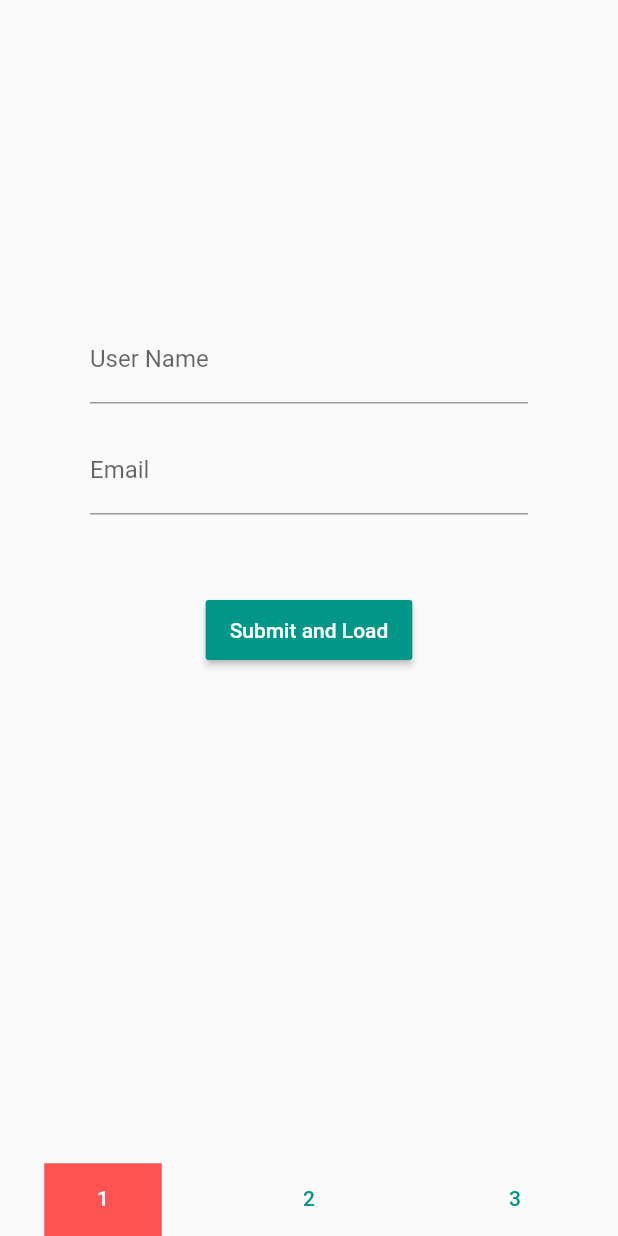
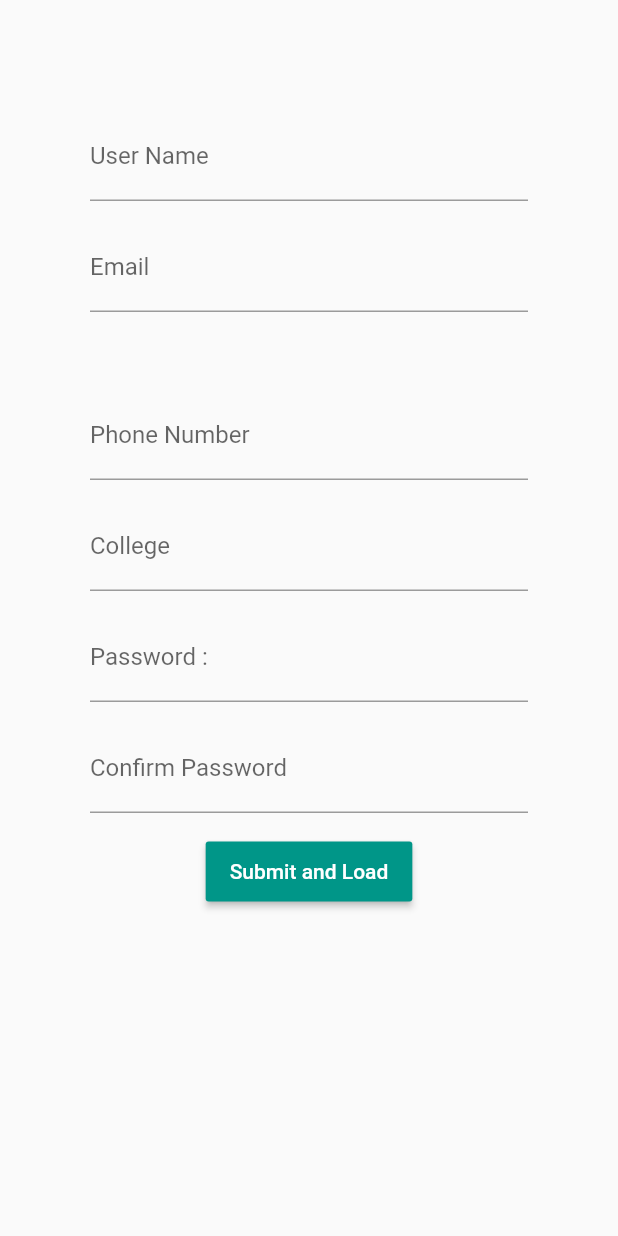
Before and after one commit to TreavVasu/log_and_load, a Flutter app: the screen it shows after launch, after a tap on "New User? Register Here !", on a phone screen of 412 x 824 dp. Run offline on Flutter 3.47's test engine with Material 2 defaults, Android fonts, the phone set to English and light mode, and no system bars; our stand-ins replace chopper, shared_preferences; generated files the repository leaves out were written again; network calls fail.

Commit message:
Bug fixes and UI improvement

```diff
--- a/lib/Register.dart
+++ b/lib/Register.dart
@@ -1,15 +1,12 @@
-import 'dart:core';
-import 'dart:core';
-import 'dart:core';
-import 'dart:core';
 import 'dart:core';
 
-import 'package:meta/dart2js.dart';
 import 'package:flutter/cupertino.dart';
 import 'package:flutter/material.dart';
 import 'package:shared_preferences/shared_preferences.dart';
 
-void main()=>runApp(new Register());
+import 'Workstation.dart';
+
+void main() => runApp(new Register());
 
 class Register extends StatelessWidget {
   @override
@@ -18,91 +15,96 @@ class Register extends StatelessWidget {
       home: new RegisterPage(),
       theme: new ThemeData(
         primarySwatch: Colors.blue,
-
       ),
     );
   }
 }
 
-class RegisterPage extends StatefulWidget{
+
+
+
+class RegisterPage extends StatefulWidget {
   @override
-  State createState()=>new RegisterPageState();
+  State createState() => new RegisterPageState();
 /*State<StatefulWidget> createState() {
 
   }
   */
 }
 
+
 class RegisterPageState extends State<RegisterPage>
     with SingleTickerProviderStateMixin {
-
-
-  String data='';
+  String data = '';
   String User;
   String Password;
   String College;
   int PhoneNum;
+  String prefKey_name="name";
+
 
   TextEditingController controller = TextEditingController();
+
 
   @override
   void initState() {
     super.initState();
   }
 
+  Future<String> loadData()async{
+
+    SharedPreferences preferences = await SharedPreferences.getInstance();
+    preferences.getString(prefKey_name)??'';
+    print("Load Spf Executes");
+    return preferences.getString(prefKey_name)??'';
+  }
+  var colorLabel=Colors.white;
+  Future<bool> saveData()async{
+    if(controller.text=='' || controller.text==null){
+      print("E m p t y V a l u e ###");
+      setState(() {
+        colorLabel=Colors.redAccent;
+
+      });
+
+    }
+    else {
+      SharedPreferences preferences = await SharedPreferences.getInstance();
+      preferences.setString(prefKey_name, controller.text);
+      print(":UserName SPfs Working");
+      loadData();
+      Navigator.push(
+          context, new MaterialPageRoute(
+          builder: (context) => Workstation()
+      )
+      );
+    }
+  }
+
+
+
   @override
   Widget build(BuildContext context) {
     // TODO: implement build
     return new MaterialApp(
         home: DefaultTabController(
-
           length: 3,
-
           child: Scaffold(
-
-            bottomNavigationBar:
-            TabBar(
-
-              unselectedLabelColor: Colors.teal,
-              indicatorPadding: EdgeInsets.only(left: 30,right: 30),
-              indicator: ShapeDecoration(
-                color: Colors.redAccent,
-                shape: BeveledRectangleBorder(
-
-                 //borderRadius: BorderRadius.circular(5.0),
-                  side: BorderSide(
-                    color: Colors.redAccent,
-                  )
-                )
-              ),
-              tabs: <Widget>[
-                Tab(text: "1",),
-                Tab(text: "2",),
-                Tab(text: "3",)
-              ],
-            ) ,
-            body: Stack(
-
-
-              children: <Widget>[
-                new TabBarView(
-                  //physics: NeverScrollableScrollPhysics(),
-
-                    children:[
+              resizeToAvoidBottomInset: false,
+              body: Stack(children: <Widget>[
                 new Container(
                     padding: const EdgeInsets.all(60.0),
-                          child:new Column(
+                    child: new Column(
                       children: <Widget>[
-
-                              Padding(padding: EdgeInsets.only(top:150.0)),
+                        Padding(padding: EdgeInsets.only(top: 15.0)),
                         TextFormField(
                           decoration: new InputDecoration(
                             labelText: "User Name",
                           ),
                           keyboardType: TextInputType.text,
+                          controller: controller,
                         ),
-                              Padding(padding: EdgeInsets.only(top:15.0)),
-
+                        Padding(padding: EdgeInsets.only(top: 15.0)),
                         TextFormField(
                           decoration: new InputDecoration(
                             labelText: "Email",
@@ -110,15 +112,47 @@ class RegisterPageState extends State<RegisterPage>
                           ),
                           keyboardType: TextInputType.emailAddress,
                         ),
-
-                              Padding(padding: EdgeInsets.only(top:15.0)),
-                              new Text(data,
-                              style:TextStyle(
+                        Padding(padding: EdgeInsets.only(top: 15.0)),
+                        new Text(
+                          data,
+                          style: TextStyle(
                             fontSize: 20.0,
-
-                              ),),
-                              Padding(padding: EdgeInsets.only(top:15.0)),
-
+                          ),
+                        ),
+                        Padding(padding: EdgeInsets.only(top: 15.0)),
+                        TextFormField(
+                          decoration: new InputDecoration(
+                            labelText: "Phone Number",
+                            prefixText: "+91-",
+                          ),
+                          keyboardType: TextInputType.phone,
+                        ),
+                        Padding(padding: EdgeInsets.only(top: 15.0)),
+                        TextFormField(
+                          decoration: new InputDecoration(
+                            labelText: "College",
+                            hintText: "NIT RR",
+                          ),
+                          keyboardType: TextInputType.text,
+                        ),
+                        Padding(padding: EdgeInsets.only(top: 15.0)),
+                        TextFormField(
+                          decoration: new InputDecoration(
+                            labelText: "Password :",
+                          ),
+                          keyboardType: TextInputType.text,
+                          obscureText: true,
+                        ),
+                        Padding(padding: EdgeInsets.only(top: 15.0)),
+                        TextFormField(
+                          decoration: new InputDecoration(
+                            labelText: "Confirm Password",
+                            hintText: "confirm",
+                          ),
+                          keyboardType: TextInputType.text,
+                          obscureText: true,
+                        ),
+                        Padding(padding: EdgeInsets.only(top: 15.0)),
                         new MaterialButton(
                           height: 40.0,
                           minWidth: 100.0,
@@ -127,69 +161,13 @@ class RegisterPageState extends State<RegisterPage>
                           child: new Text("Submit and Load"),
                           //child: new Icon(Icons.arrow_right),
                           splashColor: Colors.redAccent,
-                                onPressed:(){
-            //Here
+                          onPressed: () {
+                              saveData(); //Here
                           },
                         )
                       ],
-                          )
-                      ),
-                      new Container(
-                          padding: const EdgeInsets.all(60.0),
-                          child:new Column(
-                            children: <Widget>[
-                              TextFormField(
-                                decoration: new InputDecoration(
-                                  labelText: "Phone Number",
-                                  prefixText: "+91-",
-                                ),
-                                keyboardType: TextInputType.phone,
-
-                              ),
-                              TextFormField(
-                                decoration: new InputDecoration(
-                                  labelText: "College",
-                                  hintText: "NIT RR",
-                                ),
-                                keyboardType: TextInputType.text,
-                              ),
-
-                            ],
-                          )
-                      ),
-                      new Container(
-                          padding: const EdgeInsets.all(60.0),
-                          child:new Column(
-                            children: <Widget>[
-                              TextFormField(
-                                decoration: new InputDecoration(
-                                  labelText: "Password :",
-                                ),
-                                keyboardType: TextInputType.text,
-                                obscureText: true,
-                              ),
-                              TextFormField(
-                                decoration: new InputDecoration(
-                                  labelText: "Confirm Password",
-                                  hintText: "confirm",
-                                ),
-                                keyboardType: TextInputType.text,
-                                obscureText: true,
-                              ),
-
-                            ],
-                          )
-                      ),
-                    ]),
-
-              ],
-            )
-      ),
-    )
-    );
-  }
-
-
-  void LoadValue() {
+                    )),
+              ])),
+        ));
   }
 }
--- a/lib/main.dart
+++ b/lib/main.dart
@@ -41,7 +41,7 @@ class LoginPageState extends State<LoginPage>
   void initState() {
     super.initState();
     _iconAnimationController = new AnimationController(
-        vsync: this, duration: new Duration(milliseconds: 300));
+        vsync: this, duration: new Duration(milliseconds: 800));
     _iconAnimation = new CurvedAnimation(
       parent: _iconAnimationController,
       curve: Curves.easeOut,
@@ -66,11 +66,24 @@ class LoginPageState extends State<LoginPage>
     print("Load Spf Executes");
     return preferences.getString(prefKey_name)??'';
   }
+  var colorLabel=Colors.white;
   Future<bool> saveData()async{
-    SharedPreferences preferences = await SharedPreferences.getInstance();
-    preferences.setString(prefKey_name, controller.text);
-    print(":UserName SPfs Working");
+    if(controller.text=='' || controller.text==null){
+      print("E m p t y V a l u e ###");
+      setState(() {
+        colorLabel=Colors.redAccent;
 
+      });
+
+    }
+    else {
+      SharedPreferences preferences = await SharedPreferences.getInstance();
+      preferences.setString(prefKey_name, controller.text);
+      print(":UserName SPfs Working");
+      loadData();
+      toWorkstation();
+
+  }
   }
 
 
@@ -123,14 +136,16 @@ class LoginPageState extends State<LoginPage>
                   image: new AssetImage("assets/ecelllogo.png"),
                   width:_iconAnimation.value * 170.0,
                   height: _iconAnimation.value * 170.0,
+
                 ),
                 new Form(
                   child: new Theme(
                     data: new ThemeData(
-                      brightness: Brightness.dark, primarySwatch: Colors.teal,
+                      brightness: Brightness.dark,
+                      primarySwatch: Colors.teal,
                       inputDecorationTheme: new InputDecorationTheme(
                         labelStyle: new TextStyle(
-                          color: Colors.white,fontSize: 20.0
+                          color: colorLabel,fontSize: 20.0
                         )
                       )
                     ),
@@ -164,11 +179,9 @@ class LoginPageState extends State<LoginPage>
                               minWidth: 100.0,
                               onPressed: ()=>{
                                 saveData(),
-                                loadData(),
-                              toWorkstation(),
                           },
-                              color: Colors.teal,
-                              textColor: Colors.white,
+                              color: colorLabel,
+                              textColor: Colors.black,
                               child: new Text("Login"),
                               //child: new Icon(Icons.arrow_right),
                               splashColor: Colors.redAccent,
```
Also changed, not shown: lib/DisplayData.dart (+26 -17 lines), lib/SinglePostPage.dart (+17 -6 lines), lib/Workstation.dart (+7 -4 lines). Lines whose indentation alone changed are shown as unchanged.
